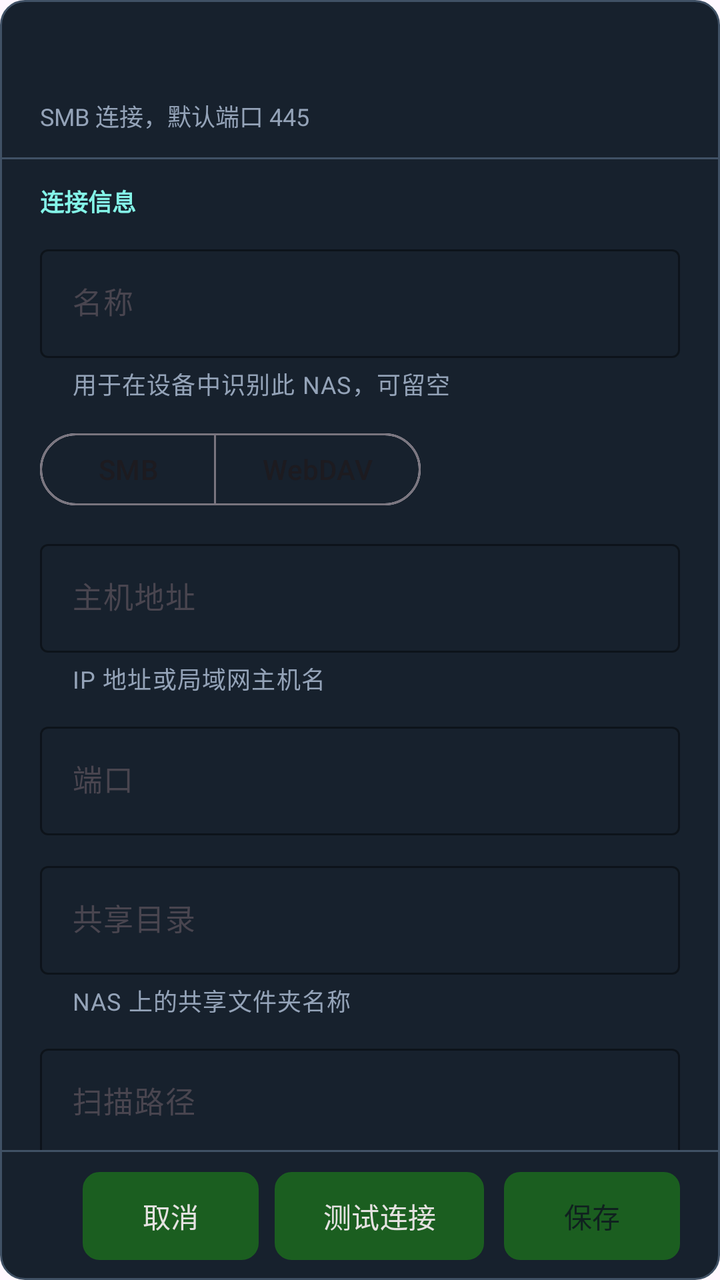
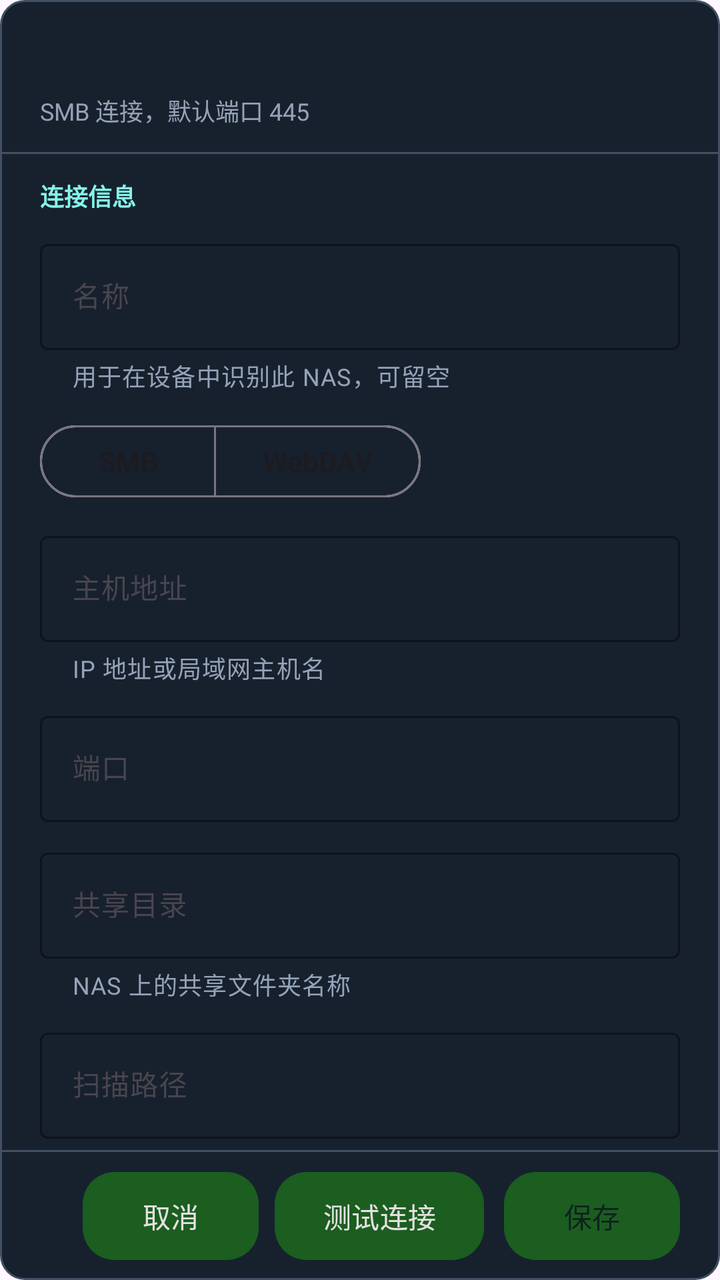

Two renders of the same Android screen: before a commit and after it. Below are the layout's source before the change and the commit's diff.
<!-- AndroidManifest.xml: another module's application theme Theme.YuanBaoTv -->
<!-- res/layout/popup_nas_editor.xml -->
<?xml version="1.0" encoding="utf-8"?>
<LinearLayout xmlns:android="http://schemas.android.com/apk/res/android"
    xmlns:app="http://schemas.android.com/apk/res-auto"
    android:layout_width="match_parent"
    android:layout_height="match_parent"
    android:background="@drawable/bg_nas_editor_popup"
    android:orientation="vertical">

    <LinearLayout
        android:layout_width="match_parent"
        android:layout_height="wrap_content"
        android:orientation="vertical"
        android:paddingStart="20dp"
        android:paddingTop="18dp"
        android:paddingEnd="20dp"
        android:paddingBottom="12dp">

        <TextView
            android:id="@+id/tv_editor_title"
            android:layout_width="match_parent"
            android:layout_height="wrap_content"
            android:ellipsize="end"
            android:maxLines="1"
            android:textColor="@color/tv_text_primary"
            android:textSize="20sp"
            android:textStyle="bold" />

        <TextView
            android:id="@+id/tv_editor_protocol"
            android:layout_width="match_parent"
            android:layout_height="wrap_content"
            android:layout_marginTop="4dp"
            android:ellipsize="end"
            android:maxLines="1"
            android:text="@string/nas_editor_protocol_hint"
            android:textColor="@color/tv_text_tertiary"
            android:textSize="12sp" />

        <TextView
            android:id="@+id/tv_editor_test_result"
            android:layout_width="match_parent"
            android:layout_height="wrap_content"
            android:layout_marginTop="6dp"
            android:ellipsize="end"
            android:maxLines="2"
            android:textColor="@color/tv_text_secondary"
            android:textSize="13sp"
            android:visibility="gone" />
    </LinearLayout>

    <View
        android:layout_width="match_parent"
        android:layout_height="1dp"
        android:background="@color/nas_popup_stroke" />

    <ScrollView
        android:layout_width="match_parent"
        android:layout_height="0dp"
        android:layout_weight="1"
        android:clipToPadding="false"
        android:fillViewport="true"
        android:overScrollMode="ifContentScrolls"
        android:paddingStart="20dp"
        android:paddingTop="12dp"
        android:paddingEnd="20dp"
        android:paddingBottom="12dp"
        android:scrollbars="none">

        <LinearLayout
            android:layout_width="match_parent"
            android:layout_height="wrap_content"
            android:orientation="vertical">

            <TextView
                android:layout_width="match_parent"
                android:layout_height="wrap_content"
                android:text="@string/nas_editor_connection_section"
                android:textColor="@color/tv_accent_cyan"
                android:textSize="12sp"
                android:textStyle="bold" />

            <com.google.android.material.textfield.TextInputLayout
                android:id="@+id/input_nas_name"
                style="@style/Widget.Material3.TextInputLayout.OutlinedBox"
                android:layout_width="match_parent"
                android:layout_height="wrap_content"
                android:layout_marginTop="10dp"
                android:hint="@string/nas_name"
                app:boxStrokeColor="@color/nas_popup_stroke"
                app:helperText="@string/nas_editor_name_hint"
                app:helperTextTextColor="@color/tv_text_tertiary"
                app:hintTextColor="@color/tv_text_secondary">

                <com.google.android.material.textfield.TextInputEditText
                    android:id="@+id/et_nas_name"
                    android:layout_width="match_parent"
                    android:layout_height="wrap_content"
                    android:imeOptions="actionNext"
                    android:inputType="textCapWords"
                    android:singleLine="true"
                    android:textColor="@color/tv_text_primary"
                    android:textColorHint="@color/tv_text_tertiary"
                    android:textSize="15sp" />
            </com.google.android.material.textfield.TextInputLayout>

            <com.google.android.material.button.MaterialButtonToggleGroup
                android:id="@+id/group_nas_protocol"
                android:layout_width="wrap_content"
                android:layout_height="44dp"
                android:layout_marginTop="12dp"
                app:singleSelection="true"
                app:selectionRequired="true">

                <com.google.android.material.button.MaterialButton
                    android:id="@+id/btn_protocol_smb"
                    style="@style/Widget.Material3.Button.OutlinedButton"
                    android:layout_width="wrap_content"
                    android:layout_height="match_parent"
                    android:text="@string/nas_protocol_smb" />

                <com.google.android.material.button.MaterialButton
                    android:id="@+id/btn_protocol_webdav"
                    style="@style/Widget.Material3.Button.OutlinedButton"
                    android:layout_width="wrap_content"
                    android:layout_height="match_parent"
                    android:text="@string/nas_protocol_webdav" />
            </com.google.android.material.button.MaterialButtonToggleGroup>

            <com.google.android.material.textfield.TextInputLayout
                android:id="@+id/input_nas_host"
                style="@style/Widget.Material3.TextInputLayout.OutlinedBox"
                android:layout_width="match_parent"
                android:layout_height="wrap_content"
                android:layout_marginTop="10dp"
                android:hint="@string/nas_host"
                app:boxStrokeColor="@color/nas_popup_stroke"
                app:helperText="@string/nas_editor_host_hint"
                app:helperTextTextColor="@color/tv_text_tertiary"
                app:hintTextColor="@color/tv_text_secondary">

                <com.google.android.material.textfield.TextInputEditText
                    android:id="@+id/et_nas_host"
                    android:layout_width="match_parent"
                    android:layout_height="wrap_content"
                    android:imeOptions="actionNext"
                    android:inputType="textUri"
                    android:singleLine="true"
                    android:textColor="@color/tv_text_primary"
                    android:textColorHint="@color/tv_text_tertiary"
                    android:textSize="15sp" />
            </com.google.android.material.textfield.TextInputLayout>

            <com.google.android.material.textfield.TextInputLayout
                android:id="@+id/input_nas_port"
                style="@style/Widget.Material3.TextInputLayout.OutlinedBox"
                android:layout_width="match_parent"
                android:layout_height="wrap_content"
                android:layout_marginTop="10dp"
                android:hint="@string/nas_port"
                app:boxStrokeColor="@color/nas_popup_stroke"
                app:hintTextColor="@color/tv_text_secondary">

                <com.google.android.material.textfield.TextInputEditText
                    android:id="@+id/et_nas_port"
                    android:layout_width="match_parent"
                    android:layout_height="wrap_content"
                    android:imeOptions="actionNext"
                    android:inputType="number"
                    android:singleLine="true"
                    android:textColor="@color/tv_text_primary"
                    android:textSize="15sp" />
            </com.google.android.material.textfield.TextInputLayout>

            <com.google.android.material.textfield.TextInputLayout
                android:id="@+id/input_nas_share"
                style="@style/Widget.Material3.TextInputLayout.OutlinedBox"
                android:layout_width="match_parent"
                android:layout_height="wrap_content"
                android:layout_marginTop="10dp"
                android:hint="@string/nas_share"
                app:boxStrokeColor="@color/nas_popup_stroke"
                app:helperText="@string/nas_editor_share_hint"
                app:helperTextTextColor="@color/tv_text_tertiary"
                app:hintTextColor="@color/tv_text_secondary">

                <com.google.android.material.textfield.TextInputEditText
                    android:id="@+id/et_nas_share"
                    android:layout_width="match_parent"
                    android:layout_height="wrap_content"
                    android:imeOptions="actionNext"
                    android:inputType="text"
                    android:singleLine="true"
                    android:textColor="@color/tv_text_primary"
                    android:textColorHint="@color/tv_text_tertiary"
                    android:textSize="15sp" />
            </com.google.android.material.textfield.TextInputLayout>

            <com.google.android.material.textfield.TextInputLayout
                android:id="@+id/input_nas_root"
                style="@style/Widget.Material3.TextInputLayout.OutlinedBox"
                android:layout_width="match_parent"
                android:layout_height="wrap_content"
                android:layout_marginTop="10dp"
                android:hint="@string/nas_root_path"
                app:boxStrokeColor="@color/nas_popup_stroke"
                app:helperText="@string/nas_editor_root_hint"
                app:helperTextTextColor="@color/tv_text_tertiary"
                app:hintTextColor="@color/tv_text_secondary">

                <com.google.android.material.textfield.TextInputEditText
                    android:id="@+id/et_nas_root"
                    android:layout_width="match_parent"
                    android:layout_height="wrap_content"
                    android:imeOptions="actionNext"
                    android:inputType="text"
                    android:singleLine="true"
                    android:textColor="@color/tv_text_primary"
                    android:textColorHint="@color/tv_text_tertiary"
                    android:textSize="15sp" />
            </com.google.android.material.textfield.TextInputLayout>

            <TextView
                android:layout_width="match_parent"
                android:layout_height="wrap_content"
                android:layout_marginTop="20dp"
                android:text="@string/nas_editor_credentials_section"
                android:textColor="@color/tv_accent_cyan"
                android:textSize="12sp"
                android:textStyle="bold" />

            <com.google.android.material.textfield.TextInputLayout
                android:id="@+id/input_nas_username"
                style="@style/Widget.Material3.TextInputLayout.OutlinedBox"
                android:layout_width="match_parent"
                android:layout_height="wrap_content"
                android:layout_marginTop="10dp"
                android:hint="@string/nas_username"
                app:boxStrokeColor="@color/nas_popup_stroke"
                app:helperText="@string/nas_editor_username_hint"
                app:helperTextTextColor="@color/tv_text_tertiary"
                app:hintTextColor="@color/tv_text_secondary">

                <com.google.android.material.textfield.TextInputEditText
                    android:id="@+id/et_nas_username"
                    android:layout_width="match_parent"
                    android:layout_height="wrap_content"
                    android:imeOptions="actionNext"
                    android:inputType="text"
                    android:singleLine="true"
                    android:textColor="@color/tv_text_primary"
                    android:textColorHint="@color/tv_text_tertiary"
                    android:textSize="15sp" />
            </com.google.android.material.textfield.TextInputLayout>

            <com.google.android.material.textfield.TextInputLayout
                android:id="@+id/input_nas_password"
                style="@style/Widget.Material3.TextInputLayout.OutlinedBox"
                android:layout_width="match_parent"
                android:layout_height="wrap_content"
                android:layout_marginTop="10dp"
                android:hint="@string/nas_password"
                app:boxStrokeColor="@color/nas_popup_stroke"
                app:endIconMode="password_toggle"
                app:helperText="@string/nas_editor_password_hint"
                app:helperTextTextColor="@color/tv_text_tertiary"
                app:hintTextColor="@color/tv_text_secondary">

                <com.google.android.material.textfield.TextInputEditText
                    android:id="@+id/et_nas_password"
                    android:layout_width="match_parent"
                    android:layout_height="wrap_content"
                    android:imeOptions="actionDone"
                    android:inputType="textPassword"
                    android:singleLine="true"
                    android:textColor="@color/tv_text_primary"
                    android:textColorHint="@color/tv_text_tertiary"
                    android:textSize="15sp" />
            </com.google.android.material.textfield.TextInputLayout>
        </LinearLayout>
    </ScrollView>

    <View
        android:layout_width="match_parent"
        android:layout_height="1dp"
        android:background="@color/nas_popup_stroke" />

    <LinearLayout
        android:layout_width="match_parent"
        android:layout_height="64dp"
        android:gravity="center_vertical|end"
        android:orientation="horizontal"
        android:paddingStart="20dp"
        android:paddingEnd="20dp">

        <com.google.android.material.button.MaterialButton
            android:id="@+id/btn_editor_cancel"
            android:layout_width="wrap_content"
            android:layout_height="44dp"
            android:background="@drawable/bg_nas_editor_secondary_button"
            android:minWidth="88dp"
            android:text="@string/nas_editor_cancel"
            android:textAllCaps="false"
            android:textColor="@color/tv_text_primary"
            android:textSize="14sp" />

        <com.google.android.material.button.MaterialButton
            android:id="@+id/btn_editor_test"
            android:layout_width="wrap_content"
            android:layout_height="44dp"
            android:layout_marginStart="8dp"
            android:background="@drawable/bg_nas_editor_secondary_button"
            android:minWidth="88dp"
            android:text="@string/btn_test_conn"
            android:textAllCaps="false"
            android:textColor="@color/tv_text_primary"
            android:textSize="14sp" />

        <com.google.android.material.button.MaterialButton
            android:id="@+id/btn_editor_save"
            android:layout_width="wrap_content"
            android:layout_height="44dp"
            android:layout_marginStart="10dp"
            android:background="@drawable/bg_nas_editor_primary_button"
            android:minWidth="88dp"
            android:text="@string/btn_save"
            android:textAllCaps="false"
            android:textColor="@color/nas_popup_action_text"
            android:textSize="14sp" />
    </LinearLayout>
</LinearLayout>
<!-- resources referenced by this layout -->
<resources>
  <color name="nas_popup_action_text">#10211F</color>
  <color name="nas_popup_stroke">#405165</color>
  <color name="tv_accent_cyan">#84F5E8</color>
  <color name="tv_text_primary">#E5E2E1</color>
  <color name="tv_text_secondary">#D3C5AF</color>
  <color name="tv_text_tertiary">#94A3B8</color>
  <!-- drawable bg_nas_editor_primary_button (drawable) -->
  <?xml version="1.0" encoding="utf-8"?>
  <selector xmlns:android="http://schemas.android.com/apk/res/android">
      <item android:state_focused="true">
          <shape android:shape="rectangle">
              <solid android:color="@color/nas_popup_action" />
              <stroke android:width="2dp" android:color="@color/tv_focus_ring" />
              <corners android:radius="8dp" />
          </shape>
      </item>
      <item>
          <shape android:shape="rectangle">
              <solid android:color="@color/nas_popup_action" />
              <corners android:radius="8dp" />
          </shape>
      </item>
  </selector>
  <!-- drawable bg_nas_editor_secondary_button (drawable) -->
  <?xml version="1.0" encoding="utf-8"?>
  <selector xmlns:android="http://schemas.android.com/apk/res/android">
      <item android:state_focused="true">
          <shape android:shape="rectangle">
              <solid android:color="#263B82F6" />
              <stroke android:width="2dp" android:color="@color/tv_focus_ring" />
              <corners android:radius="8dp" />
          </shape>
      </item>
      <item>
          <shape android:shape="rectangle">
              <solid android:color="@color/nas_popup_surface_muted" />
              <stroke android:width="1dp" android:color="@color/nas_popup_stroke" />
              <corners android:radius="8dp" />
          </shape>
      </item>
  </selector>
  <string name="btn_save">保存</string>
  <string name="btn_test_conn">测试连接</string>
  <string name="nas_editor_cancel">取消</string>
  <string name="nas_editor_connection_section">连接信息</string>
  <string name="nas_editor_credentials_section">登录凭据</string>
  <string name="nas_editor_host_hint">IP 地址或局域网主机名</string>
  <string name="nas_editor_password_hint">留空将保留已保存的密码</string>
  <string name="nas_editor_root_hint">留空将扫描共享目录的根目录</string>
  <string name="nas_editor_share_hint">NAS 上的共享文件夹名称</string>
  <string name="nas_editor_username_hint">匿名访问可留空</string>
  <string name="nas_host">主机地址</string>
  <string name="nas_name">名称</string>
  <string name="nas_password">密码（可选）</string>
  <string name="nas_port">端口</string>
  <string name="nas_protocol_smb">SMB</string>
  <string name="nas_protocol_webdav">WebDAV</string>
  <string name="nas_root_path">扫描路径</string>
  <string name="nas_share">共享目录</string>
  <string name="nas_username">用户名（可选）</string>
  <color name="nas_popup_surface">#17212D</color>
  <color name="nas_popup_action">#84F5E8</color>
  <color name="tv_focus_ring">#84F5E8</color>
  <color name="nas_popup_surface_muted">#101923</color>
  <color name="primary">#1B5E20</color>
  <color name="on_primary">#FFFFFF</color>
  <!-- unchanged entries left out for length: 5 -->
</resources>

<!-- the commit's change to res/layout/popup_nas_editor.xml (unified diff, before → after) -->
@@ -22,7 +22,7 @@
             android:ellipsize="end"
             android:maxLines="1"
             android:textColor="@color/tv_text_primary"
-            android:textSize="20sp"
+            android:textSize="@dimen/ui_text_section"
             android:textStyle="bold" />
 
         <TextView
@@ -34,7 +34,7 @@
             android:maxLines="1"
             android:text="@string/nas_editor_protocol_hint"
             android:textColor="@color/tv_text_tertiary"
-            android:textSize="12sp" />
+            android:textSize="@dimen/ui_text_caption" />
 
         <TextView
             android:id="@+id/tv_editor_test_result"
@@ -44,7 +44,7 @@
             android:ellipsize="end"
             android:maxLines="2"
             android:textColor="@color/tv_text_secondary"
-            android:textSize="13sp"
+            android:textSize="@dimen/ui_text_body"
             android:visibility="gone" />
     </LinearLayout>
 
@@ -76,7 +76,7 @@
                 android:layout_height="wrap_content"
                 android:text="@string/nas_editor_connection_section"
                 android:textColor="@color/tv_accent_cyan"
-                android:textSize="12sp"
+                android:textSize="@dimen/ui_text_caption"
                 android:textStyle="bold" />
 
             <com.google.android.material.textfield.TextInputLayout
@@ -100,7 +100,7 @@
                     android:singleLine="true"
                     android:textColor="@color/tv_text_primary"
                     android:textColorHint="@color/tv_text_tertiary"
-                    android:textSize="15sp" />
+                    android:textSize="@dimen/ui_text_body" />
             </com.google.android.material.textfield.TextInputLayout>
 
             <com.google.android.material.button.MaterialButtonToggleGroup
@@ -147,7 +147,7 @@
                     android:singleLine="true"
                     android:textColor="@color/tv_text_primary"
                     android:textColorHint="@color/tv_text_tertiary"
-                    android:textSize="15sp" />
+                    android:textSize="@dimen/ui_text_body" />
             </com.google.android.material.textfield.TextInputLayout>
 
             <com.google.android.material.textfield.TextInputLayout
@@ -168,7 +168,7 @@
                     android:inputType="number"
                     android:singleLine="true"
                     android:textColor="@color/tv_text_primary"
-                    android:textSize="15sp" />
+                    android:textSize="@dimen/ui_text_body" />
             </com.google.android.material.textfield.TextInputLayout>
 
             <com.google.android.material.textfield.TextInputLayout
@@ -192,7 +192,7 @@
                     android:singleLine="true"
                     android:textColor="@color/tv_text_primary"
                     android:textColorHint="@color/tv_text_tertiary"
-                    android:textSize="15sp" />
+                    android:textSize="@dimen/ui_text_body" />
             </com.google.android.material.textfield.TextInputLayout>
 
             <com.google.android.material.textfield.TextInputLayout
@@ -216,7 +216,7 @@
                     android:singleLine="true"
                     android:textColor="@color/tv_text_primary"
                     android:textColorHint="@color/tv_text_tertiary"
-                    android:textSize="15sp" />
+                    android:textSize="@dimen/ui_text_body" />
             </com.google.android.material.textfield.TextInputLayout>
 
             <TextView
@@ -225,7 +225,7 @@
                 android:layout_marginTop="20dp"
                 android:text="@string/nas_editor_credentials_section"
                 android:textColor="@color/tv_accent_cyan"
-                android:textSize="12sp"
+                android:textSize="@dimen/ui_text_caption"
                 android:textStyle="bold" />
 
             <com.google.android.material.textfield.TextInputLayout
@@ -249,7 +249,7 @@
                     android:singleLine="true"
                     android:textColor="@color/tv_text_primary"
                     android:textColorHint="@color/tv_text_tertiary"
-                    android:textSize="15sp" />
+                    android:textSize="@dimen/ui_text_body" />
             </com.google.android.material.textfield.TextInputLayout>
 
             <com.google.android.material.textfield.TextInputLayout
@@ -274,7 +274,7 @@
                     android:singleLine="true"
                     android:textColor="@color/tv_text_primary"
                     android:textColorHint="@color/tv_text_tertiary"
-                    android:textSize="15sp" />
+                    android:textSize="@dimen/ui_text_body" />
             </com.google.android.material.textfield.TextInputLayout>
         </LinearLayout>
     </ScrollView>
@@ -301,19 +301,19 @@
             android:text="@string/nas_editor_cancel"
             android:textAllCaps="false"
             android:textColor="@color/tv_text_primary"
-            android:textSize="14sp" />
+            android:textSize="@dimen/ui_text_body" />
 
         <com.google.android.material.button.MaterialButton
             android:id="@+id/btn_editor_test"
             android:layout_width="wrap_content"
             android:layout_height="44dp"
-            android:layout_marginStart="8dp"
+            android:layout_marginStart="@dimen/feature_res_spacing_small"
             android:background="@drawable/bg_nas_editor_secondary_button"
             android:minWidth="88dp"
             android:text="@string/btn_test_conn"
             android:textAllCaps="false"
             android:textColor="@color/tv_text_primary"
-            android:textSize="14sp" />
+            android:textSize="@dimen/ui_text_body" />
 
         <com.google.android.material.button.MaterialButton
             android:id="@+id/btn_editor_save"
@@ -325,6 +325,6 @@
             android:text="@string/btn_save"
             android:textAllCaps="false"
             android:textColor="@color/nas_popup_action_text"
-            android:textSize="14sp" />
+            android:textSize="@dimen/ui_text_body" />
     </LinearLayout>
 </LinearLayout>
<!-- resource entries referenced after the edit -->
@@ -6,40 +6,26 @@
   <color name="tv_text_primary">#E5E2E1</color>
   <color name="tv_text_secondary">#D3C5AF</color>
   <color name="tv_text_tertiary">#94A3B8</color>
+  <dimen name="feature_res_spacing_small">8dp</dimen>
+  <dimen name="ui_text_body">14sp</dimen>
+  <dimen name="ui_text_caption">12sp</dimen>
+  <dimen name="ui_text_section">18sp</dimen>
   <!-- drawable bg_nas_editor_primary_button (drawable) -->
   <?xml version="1.0" encoding="utf-8"?>
   <selector xmlns:android="http://schemas.android.com/apk/res/android">
-      <item android:state_focused="true">
-          <shape android:shape="rectangle">
-              <solid android:color="@color/nas_popup_action" />
-              <stroke android:width="2dp" android:color="@color/tv_focus_ring" />
-              <corners android:radius="8dp" />
-          </shape>
-      </item>
-      <item>
-          <shape android:shape="rectangle">
-              <solid android:color="@color/nas_popup_action" />
-              <corners android:radius="8dp" />
-          </shape>
-      </item>
+      <item android:state_enabled="false"><shape android:shape="rectangle"><solid android:color="@color/tv_action_disabled"/><corners android:radius="16dp"/></shape></item>
+      <item android:state_focused="true"><shape android:shape="rectangle"><solid android:color="@color/tv_action_focused"/><corners android:radius="16dp"/><stroke android:width="2dp" android:color="@color/tv_focus_ring"/></shape></item>
+      <item android:state_pressed="true"><shape android:shape="rectangle"><solid android:color="@color/tv_action_pressed"/><corners android:radius="16dp"/></shape></item>
+      <item ><shape android:shape="rectangle"><solid android:color="@color/tv_action_surface"/><corners android:radius="16dp"/></shape></item>
   </selector>
   <!-- drawable bg_nas_editor_secondary_button (drawable) -->
   <?xml version="1.0" encoding="utf-8"?>
   <selector xmlns:android="http://schemas.android.com/apk/res/android">
-      <item android:state_focused="true">
-          <shape android:shape="rectangle">
-              <solid android:color="#263B82F6" />
-              <stroke android:width="2dp" android:color="@color/tv_focus_ring" />
-              <corners android:radius="8dp" />
-          </shape>
-      </item>
-      <item>
-          <shape android:shape="rectangle">
-              <solid android:color="@color/nas_popup_surface_muted" />
-              <stroke android:width="1dp" android:color="@color/nas_popup_stroke" />
-              <corners android:radius="8dp" />
-          </shape>
-      </item>
+      <item android:state_enabled="false"><shape android:shape="rectangle"><solid android:color="@color/tv_control_disabled"/><corners android:radius="16dp"/></shape></item>
+      <item android:state_focused="true"><shape android:shape="rectangle"><solid android:color="@color/tv_control_focused"/><corners android:radius="16dp"/><stroke android:width="2dp" android:color="@color/tv_focus_ring"/></shape></item>
+      <item android:state_pressed="true"><shape android:shape="rectangle"><solid android:color="@color/tv_control_focused"/><corners android:radius="16dp"/></shape></item>
+      <item android:state_selected="true"><shape android:shape="rectangle"><solid android:color="@color/tv_nav_selected"/><corners android:radius="16dp"/></shape></item>
+      <item ><shape android:shape="rectangle"><solid android:color="@color/tv_control_surface"/><corners android:radius="16dp"/></shape></item>
   </selector>
   <string name="btn_save">保存</string>
   <string name="btn_test_conn">测试连接</string>
@@ -61,9 +47,15 @@
   <string name="nas_share">共享目录</string>
   <string name="nas_username">用户名（可选）</string>
   <color name="nas_popup_surface">#17212D</color>
-  <color name="nas_popup_action">#84F5E8</color>
+  <color name="tv_action_disabled">#283C39</color>
+  <color name="tv_action_focused">#087B6B</color>
   <color name="tv_focus_ring">#84F5E8</color>
-  <color name="nas_popup_surface_muted">#101923</color>
+  <color name="tv_action_pressed">#045044</color>
+  <color name="tv_action_surface">#066357</color>
+  <color name="tv_control_disabled">#202526</color>
+  <color name="tv_control_focused">#344B48</color>
+  <color name="tv_nav_selected">#25443F</color>
+  <color name="tv_control_surface">#2A2D30</color>
   <color name="primary">#1B5E20</color>
   <color name="on_primary">#FFFFFF</color>
   <!-- unchanged entries left out for length: 5 -->
